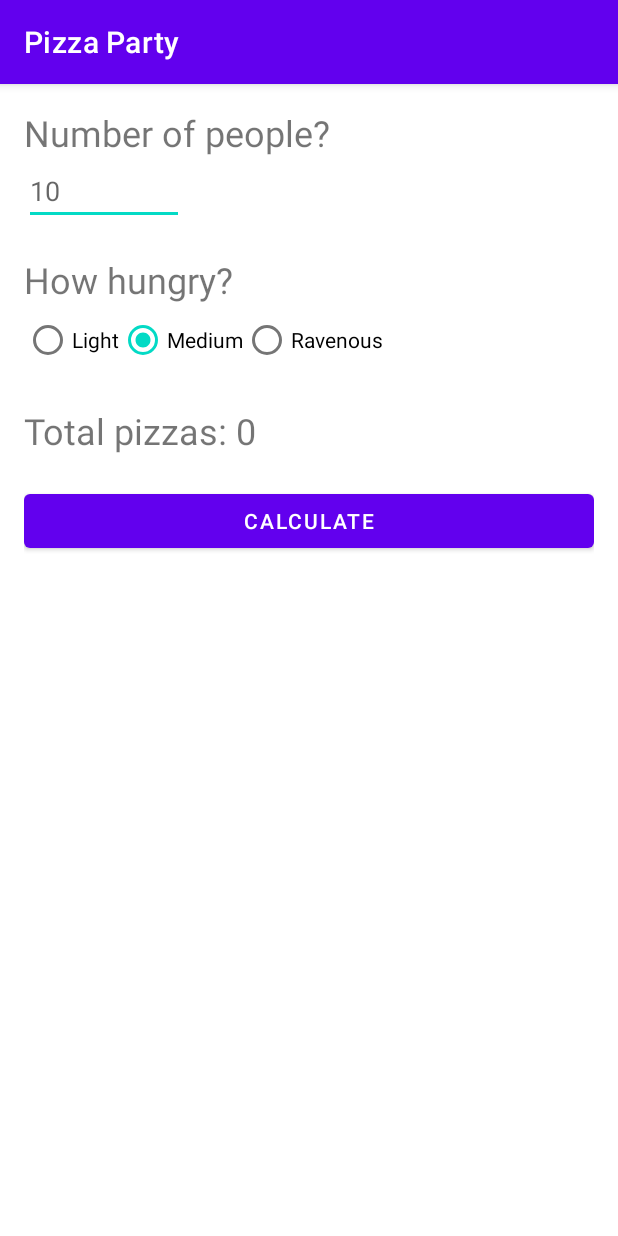
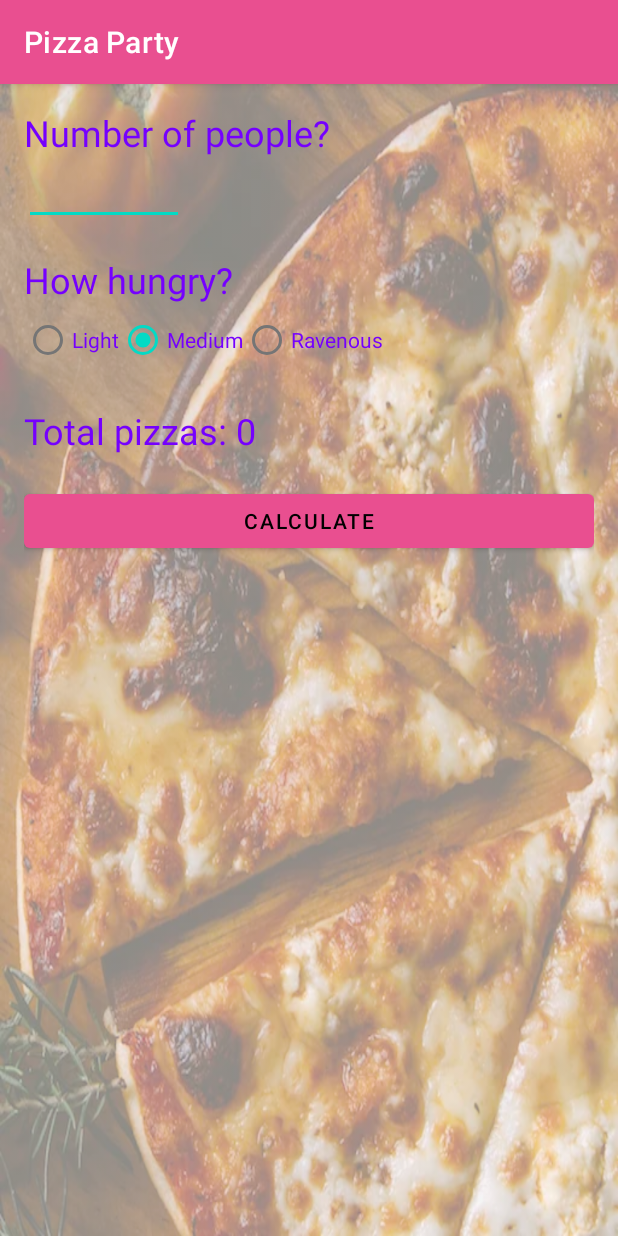
Before and after one commit to AditiAnmol/PizzaPartyApp, an Android app: the screen it shows after launch (MainActivity), after a tap on "CALCULATE", on a phone screen of 412 x 824 dp. Run offline under Robolectric (Android 15) with nearby library versions, the phone set to English and light mode, and no system bars.

Commit message:
Assignment 2 - build over previous assignment.

```diff
--- a/app/src/main/java/edu/cs646/project/pizzaparty/MainActivity.kt
+++ b/app/src/main/java/edu/cs646/project/pizzaparty/MainActivity.kt
@@ -9,12 +9,7 @@ import androidx.appcompat.app.AppCompatActivity
 import kotlin.math.ceil
 
 /**
- * constant slices per pizza
- */
-const val SLICES_PER_PIZZA = 8
-
-/**
- * Main class for Pizza Party App
+ * Controller class for Pizza Party App
  */
 class MainActivity : AppCompatActivity() {
 
@@ -36,6 +31,8 @@ class MainActivity : AppCompatActivity() {
         setContentView(R.layout.activity_main)
         numAttendees = findViewById(R.id.peopleCount)
         totalPizzaCount = findViewById(R.id.totalPizza)
+        val totalText = getString(R.string.total_pizzas, 0)
+        totalPizzaCount.text = totalText
         howHungrySelection = findViewById(R.id.hungryRadioGroup)
     }
 
@@ -43,17 +40,25 @@ class MainActivity : AppCompatActivity() {
      * Calculates pizza count for each input
      */
     fun calculatePizza(view: View) {
+        // Get the text that was typed into the EditText
         val numAttendStr = numAttendees.text.toString()
-        val numAttend = numAttendStr.toInt()
 
-        val slicesPerPerson = when (howHungrySelection.checkedRadioButtonId) {
-            R.id.light_radio_button -> 2
-            R.id.medium_radio_button -> 3
-            else -> 4
+        // Convert the text into an integer
+        val numAttend = numAttendStr.toIntOrNull() ?: 0
+
+        // Get hunger level selection
+        val hungerLevel = when (howHungrySelection.checkedRadioButtonId) {
+            R.id.light_radio_button -> PizzaCalculator.HungerLevel.LIGHT
+            R.id.medium_radio_button -> PizzaCalculator.HungerLevel.MEDIUM
+            else -> PizzaCalculator.HungerLevel.RAVENOUS
         }
 
-        val totalPizzas = ceil(numAttend * slicesPerPerson /
-                SLICES_PER_PIZZA.toDouble()).toInt()
-        totalPizzaCount.text = "Total pizzas: $totalPizzas"
+        // Get the number of pizzas needed
+        val calc = PizzaCalculator(numAttend, hungerLevel)
+        val totalPizzas = calc.totalPizzas
+
+        // Place totalPizzas into the string resource and display
+        val totalText = getString(R.string.total_pizzas, totalPizzas)
+        totalPizzaCount.text = totalText
     }
 }
--- /dev/null
+++ b/app/src/main/java/edu/cs646/project/pizzaparty/PizzaCalculator.kt
@@ -0,0 +1,31 @@
+package edu.cs646.project.pizzaparty
+
+import kotlin.math.ceil
+
+/**
+ * constant slices per pizza
+ */
+const val SLICES_PER_PIZZA = 8
+
+/**
+ * Model class for Pizza Party App
+ */
+class PizzaCalculator(partySize: Int, var hungerLevel: HungerLevel) {
+    var partySize = 0
+        set(value) {
+            field = if (value >= 0) value else 0
+        }
+
+    enum class HungerLevel(var numSlices: Int) {
+        LIGHT(2), MEDIUM(3), RAVENOUS(4)
+    }
+
+    val totalPizzas: Int
+        get() {
+            return ceil(partySize * hungerLevel.numSlices / SLICES_PER_PIZZA.toDouble()).toInt()
+        }
+
+    init {
+        this.partySize = partySize
+    }
+}
--- a/app/src/main/res/layout/activity_main.xml
+++ b/app/src/main/res/layout/activity_main.xml
@@ -5,17 +5,21 @@
     android:layout_width="match_parent"
     android:layout_height="match_parent"
     android:orientation="vertical"
-    android:paddingBottom="16dp"
-    android:paddingLeft="16dp"
-    android:paddingRight="16dp"
-    android:paddingTop="16dp"
+    android:paddingBottom="@dimen/activity_padding_bottom"
+    android:paddingStart="@dimen/activity_padding_start"
+    android:paddingEnd="@dimen/activity_padding_end"
+    android:paddingTop="@dimen/activity_padding_top"
+    android:background="@drawable/pizza_party_app_bg"
+    android:backgroundTint="#80FFFFFF"
+    android:backgroundTintMode="src_over"
     tools:context="edu.cs646.project.pizzaparty.MainActivity">
 
     <TextView
         android:layout_width="wrap_content"
         android:layout_height="wrap_content"
-        android:text="Number of people?"
-        android:textSize="24sp"
+        android:text="@string/number_of_people"
+        android:textSize="@dimen/text_size"
+        android:textColor="@color/color_question"
         android:labelFor="@id/peopleCount" />
 
     <EditText
@@ -25,14 +29,15 @@
         android:inputType="number"
         android:ems="5"
         android:importantForAutofill="no"
-        android:hint="10" />
+        android:textColor="@color/color_answer" />
 
     <TextView
         android:layout_width="wrap_content"
         android:layout_height="wrap_content"
         android:layout_marginTop="20dp"
-        android:text="How hungry?"
-        android:textSize="24sp"
+        android:text="@string/how_hungry"
+        android:textSize="@dimen/text_size"
+        android:textColor="@color/color_question"
         android:labelFor="@id/hungryRadioGroup" />
 
     <RadioGroup
@@ -42,35 +47,38 @@
         android:orientation="horizontal">
         <RadioButton
             android:id="@+id/light_radio_button"
-            android:text="Light"
+            android:text="@string/light"
             android:layout_width="wrap_content"
-            android:layout_height="wrap_content" />
+            android:layout_height="wrap_content"
+            android:textColor="@color/color_question"/>
         <RadioButton
             android:id="@+id/medium_radio_button"
-            android:text="Medium"
+            android:text="@string/medium"
             android:layout_width="wrap_content"
             android:layout_height="wrap_content"
+            android:textColor="@color/color_question"
             android:checked="true" />
         <RadioButton
             android:id="@+id/ravenous_radio_button"
-            android:text="Ravenous"
+            android:text="@string/ravenous"
             android:layout_width="wrap_content"
-            android:layout_height="wrap_content" />
+            android:layout_height="wrap_content"
+            android:textColor="@color/color_question" />
     </RadioGroup>
 
     <TextView
         android:id="@+id/totalPizza"
-        android:text="Total pizzas: ?"
+        android:text="@string/total_pizzas"
         android:layout_width="wrap_content"
         android:layout_height="wrap_content"
-        android:layout_marginTop="20dp"
-        android:textSize="24sp"/>
+        android:layout_marginTop="@dimen/text_margin_top"
+        android:textSize="@dimen/text_size"
+        android:textColor="@color/color_question" />
 
     <Button
         android:id="@+id/calc_button"
-        android:layout_width="match_parent"
-        android:layout_height="wrap_content"
-        android:layout_marginTop="20dp"
+        android:layout_marginTop="@dimen/text_margin_top"
         android:onClick="calculatePizza"
-        android:text="Calculate" />
+        style="@style/CalculateButtonStyle"
+        android:text="@string/calculate" />
 </LinearLayout>
--- a/app/src/main/res/values/colors.xml
+++ b/app/src/main/res/values/colors.xml
@@ -7,4 +7,7 @@
     <color name="teal_700">#FF018786</color>
     <color name="black">#FF000000</color>
     <color name="white">#FFFFFFFF</color>
+    <color name="color_question">#7500FE</color>
+    <color name="color_answer">#1026E6</color>
+    <color name="custom_pink">#E94F90</color>
 </resources>
--- /dev/null
+++ b/app/src/main/res/values/dimens.xml
@@ -0,0 +1,9 @@
+<?xml version="1.0" encoding="utf-8"?>
+<resources>
+    <dimen name="activity_padding_bottom">16dp</dimen>
+    <dimen name="activity_padding_start">16dp</dimen>
+    <dimen name="activity_padding_end">16dp</dimen>
+    <dimen name="activity_padding_top">16dp</dimen>
+    <dimen name="text_margin_top">20dp</dimen>
+    <dimen name="text_size">24sp</dimen>
+</resources>
--- a/app/src/main/res/values/strings.xml
+++ b/app/src/main/res/values/strings.xml
@@ -1,3 +1,11 @@
 <resources>
     <string name="app_name">Pizza Party</string>
+    <string name="number_of_people">Number of people?</string>
+    <string name="how_hungry">How hungry?</string>
+    <string name="light">Light</string>
+    <string name="medium">Medium</string>
+    <string name="ravenous">Ravenous</string>
+    <string name="total_pizzas">Total pizzas: %d</string>
+    <string name="_10">10</string>
+    <string name="calculate">Calculate</string>
 </resources>
--- /dev/null
+++ b/app/src/main/res/values/styles.xml
@@ -0,0 +1,8 @@
+<?xml version="1.0" encoding="utf-8"?>
+<resources>
+    <style name="CalculateButtonStyle">
+        <item name="android:layout_width">match_parent</item>
+        <item name="android:layout_height">wrap_content</item>
+        <item name="android:textColor">#000000</item>/>
+    </style>
+</resources>
--- a/app/src/main/res/values/themes.xml
+++ b/app/src/main/res/values/themes.xml
@@ -2,7 +2,7 @@
     <!-- Base application theme. -->
     <style name="Theme.PizzaParty" parent="Theme.MaterialComponents.DayNight.DarkActionBar">
         <!-- Primary brand color. -->
-        <item name="colorPrimary">@color/purple_500</item>
+        <item name="colorPrimary">@color/custom_pink</item>
         <item name="colorPrimaryVariant">@color/purple_700</item>
         <item name="colorOnPrimary">@color/white</item>
         <!-- Secondary brand color. -->
```
Also changed, not shown: app/src/main/res/drawable/pizza_party_app_bg.webp (added).
